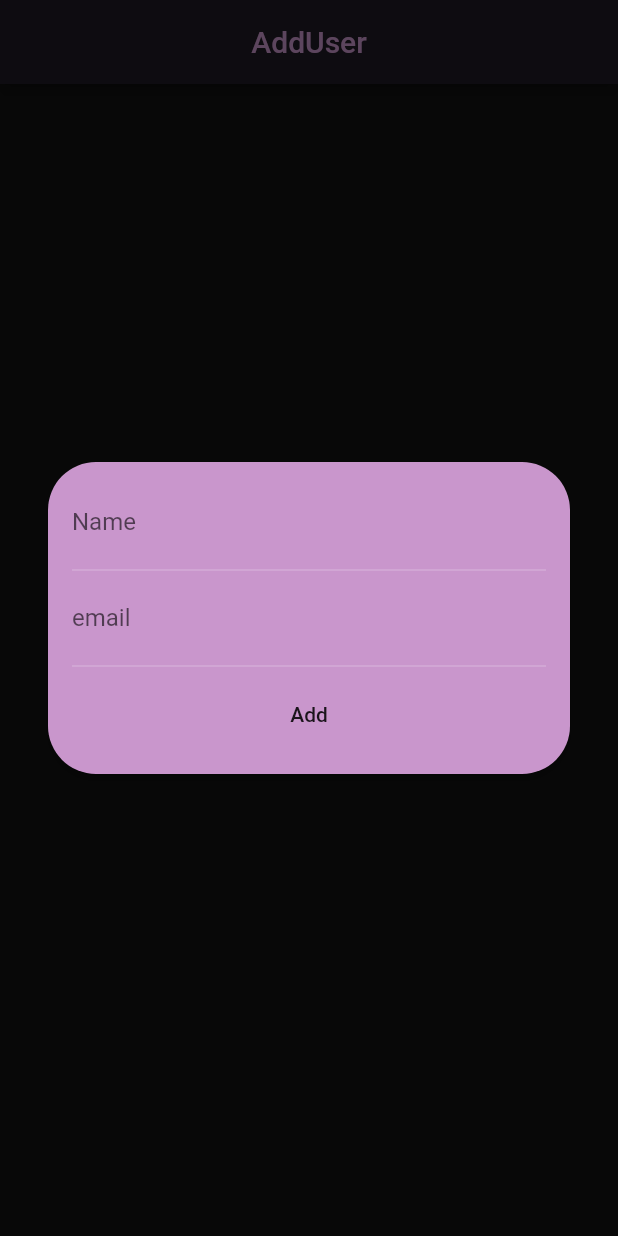
After one commit to Abdugaffarkutbiddinov/mvvm_mini_project, a Flutter app: the screen it shows after launch, after a tap on the "add" icon, on a phone screen of 412 x 824 dp. The commit adds this screen. Run offline on Flutter 3.47's test engine with Material 2 defaults, Android fonts, the phone set to English and light mode, and no system bars; accounts and stored records are empty; network calls fail.

Commit message:
delete add icon in appBar and changes in navigation_utils.dart

```diff
--- /dev/null
+++ b/lib/constants/strings.dart
@@ -0,0 +1,3 @@
+class Strings {
+  static const String heroAddUser = 'add-todo-hero';
+}
--- a/lib/users_list/utils/navigation_utils.dart
+++ b/lib/users_list/utils/navigation_utils.dart
@@ -1,7 +1,8 @@
 import 'package:flutter/cupertino.dart';
 import 'package:flutter/material.dart';
+import 'package:mvvm_add_user_project/components/hero_dialog_route.dart';
 import 'package:mvvm_add_user_project/users_list/views/user_details_screen.dart';
-import 'package:mvvm_add_user_project/users_list/views/add_users_screen.dart';
+import 'package:mvvm_add_user_project/users_list/views/add_users_card.dart';
 
 void openUserDetails(BuildContext context) async {
   Navigator.push(
@@ -15,8 +16,8 @@ void openUserDetails(BuildContext context) async {
 void openAddUser(BuildContext context) async {
   Navigator.push(
     context,
-    MaterialPageRoute(
-      builder: (context) => AddUsersScreen(),
+    HeroDialogRoute(
+      builder: (context) => AddUserPopupCard(),
     ),
   );
 }
--- /dev/null
+++ b/lib/users_list/views/add_users_card.dart
@@ -0,0 +1,77 @@
+import 'package:flutter/material.dart';
+import 'package:mvvm_add_user_project/constants/colors.dart';
+import 'package:mvvm_add_user_project/constants/strings.dart';
+import 'package:mvvm_add_user_project/users_list/view_models/user_view_model.dart';
+import 'package:provider/provider.dart';
+
+class AddUserPopupCard extends StatelessWidget {
+
+  const AddUserPopupCard({Key? key}) : super(key: key);
+
+  @override
+  Widget build(BuildContext context) {
+    UsersViewModel usersViewModel = context.watch<UsersViewModel>();
+    return Center(
+      child: Padding(
+        padding: const EdgeInsets.all(32.0),
+        child: Hero(
+          tag: Strings.heroAddUser,
+          child: Material(
+            color: CustomColors.primaryTextColor,
+            elevation: 2,
+            shape:
+            RoundedRectangleBorder(borderRadius: BorderRadius.circular(32)),
+            child: SingleChildScrollView(
+              child: Padding(
+                padding: const EdgeInsets.all(16.0),
+                child: Column(
+                  mainAxisSize: MainAxisSize.min,
+                  children: [
+                    TextFormField(
+                      keyboardType: TextInputType.name,
+                      decoration: InputDecoration(
+                          hintText: "Name",
+                          fillColor: Colors.white,
+                          border: InputBorder.none),
+                      onChanged: (val) async {
+                        usersViewModel.addingUser.name = val;
+                      },
+                    ),
+                    const Divider(
+                      color: Colors.white,
+                      thickness: 0.2,
+                    ),
+                    TextFormField(
+                      keyboardType: TextInputType.name,
+                      decoration: InputDecoration(
+                          hintText: "email",
+                          fillColor: Colors.white,
+                          border: InputBorder.none),
+                      onChanged: (val) async {
+                        usersViewModel.addingUser.email = val;
+                      },
+                    ),
+                    const Divider(
+                      color: Colors.white,
+                      thickness: 0.2,
+                    ),
+                    FlatButton(
+                      onPressed: () async {
+                        bool userAdded = await usersViewModel.addUsers();
+                        if (!userAdded) {
+                          return;
+                        }
+                        Navigator.pop(context);
+                      },
+                      child: const Text('Add'),
+                    ),
+                  ],
+                ),
+              ),
+            ),
+          ),
+        ),
+      ),
+    );
+  }
+}
```
Also changed, not shown: lib/components/add_user_buttom.dart (+5 -97 lines), lib/components/user_list_row.dart (+0 -8 lines), lib/users_list/views/add_users_screen.dart (deleted, +0 -66 lines), lib/users_list/views/home_screen.dart (+0 -7 lines).
